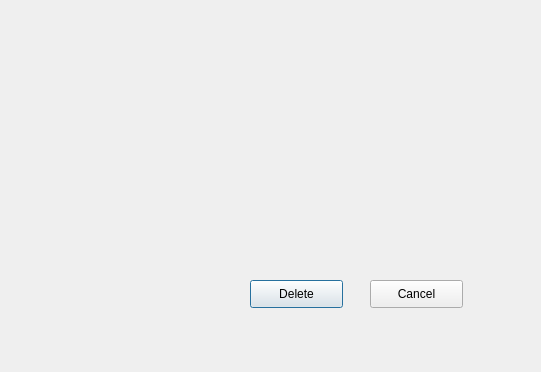
grenrock/cs1dQTRepository, file deleteuser.ui: the form before one commit.
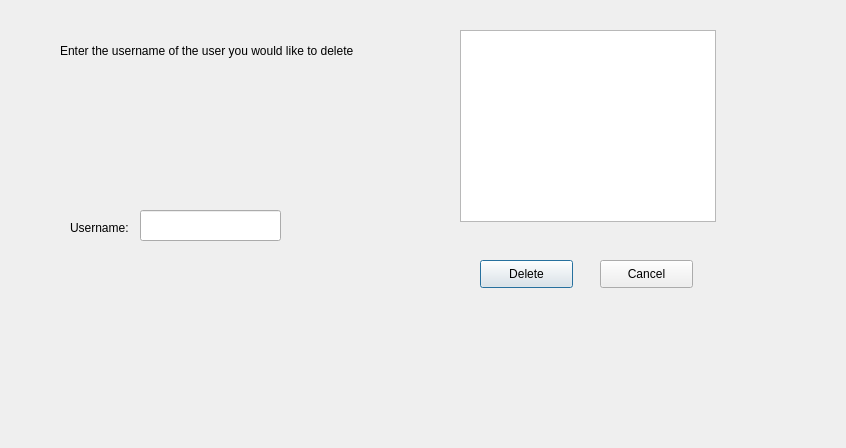
The form after the commit.

Commit message: Delete User Changes

```diff
--- a/deleteuser.ui
+++ b/deleteuser.ui
@@ -6,8 +6,8 @@
    <rect>
     <x>0</x>
     <y>0</y>
-    <width>541</width>
-    <height>372</height>
+    <width>846</width>
+    <height>448</height>
    </rect>
   </property>
   <property name="windowTitle">
@@ -16,8 +16,8 @@
   <widget class="QPushButton" name="DeleteButton">
    <property name="geometry">
     <rect>
-     <x>250</x>
-     <y>280</y>
+     <x>480</x>
+     <y>260</y>
      <width>93</width>
      <height>28</height>
     </rect>
@@ -29,8 +29,8 @@
   <widget class="QPushButton" name="Cancel">
    <property name="geometry">
     <rect>
-     <x>370</x>
-     <y>280</y>
+     <x>600</x>
+     <y>260</y>
      <width>93</width>
      <height>28</height>
     </rect>
@@ -39,6 +39,52 @@
     <string>Cancel</string>
    </property>
   </widget>
+  <widget class="QListWidget" name="listWidget">
+   <property name="geometry">
+    <rect>
+     <x>460</x>
+     <y>30</y>
+     <width>256</width>
+     <height>192</height>
+    </rect>
+   </property>
+  </widget>
+  <widget class="QLineEdit" name="inputBox">
+   <property name="geometry">
+    <rect>
+     <x>140</x>
+     <y>210</y>
+     <width>141</width>
+     <height>31</height>
+    </rect>
+   </property>
+  </widget>
+  <widget class="QLabel" name="label">
+   <property name="geometry">
+    <rect>
+     <x>70</x>
+     <y>220</y>
+     <width>71</width>
+     <height>16</height>
+    </rect>
+   </property>
+   <property name="text">
+    <string>Username:</string>
+   </property>
+  </widget>
+  <widget class="QLabel" name="label_2">
+   <property name="geometry">
+    <rect>
+     <x>60</x>
+     <y>20</y>
+     <width>341</width>
+     <height>61</height>
+    </rect>
+   </property>
+   <property name="text">
+    <string>Enter the username of the user you would like to delete</string>
+   </property>
+  </widget>
  </widget>
  <resources/>
  <connections/>
```
The commit also changes 1 other file.
